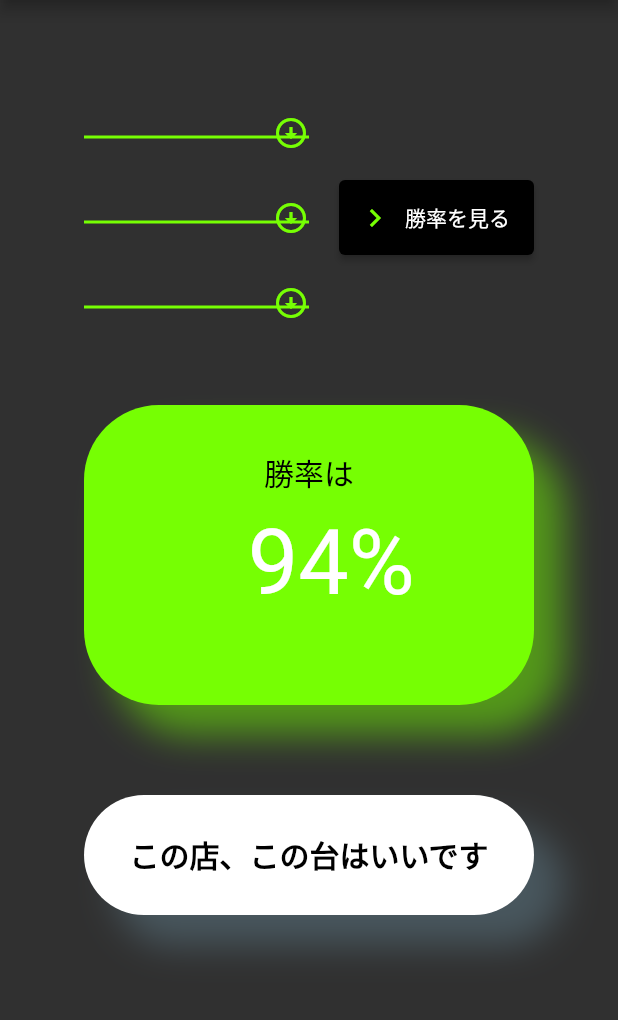
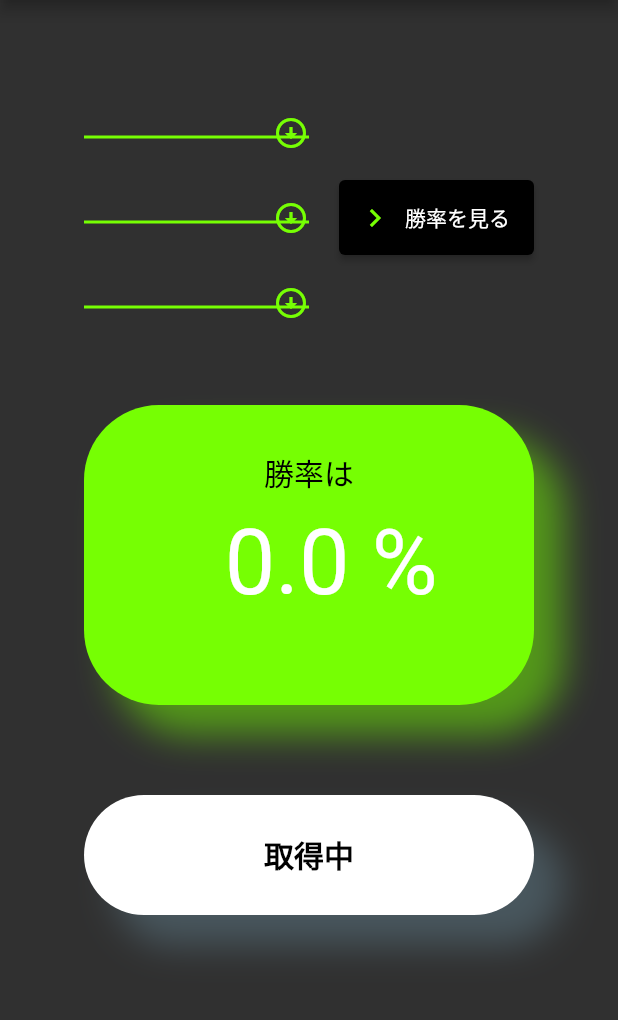
Before and after one commit to YudaiShimizu-hand/pachpach, a Flutter app: the DataPage screen opened by its route, after a tap on "勝率を見る", on a phone screen of 412 x 824 dp, the part 84-1104 px from its top. Run offline on Flutter 3.47's test engine with Material 2 defaults, Android fonts, the phone set to English and light mode, and no system bars; our stand-ins replace firebase_auth, firebase_core, hooks_riverpod, riverpod, syncfusion_flutter_calendar; accounts and stored records are empty.

Commit message:
fetch analysis data

```diff
--- a/lib/screens/data.dart
+++ b/lib/screens/data.dart
@@ -1,8 +1,10 @@
+import 'dart:convert';
 import 'package:flutter/material.dart';
 import 'package:pachpach/components/appBar.dart';
 import 'package:pachpach/constants.dart';
 import 'package:pachpach/services/riverPod/setProvider.dart';
 import 'package:hooks_riverpod/hooks_riverpod.dart';
+import 'package:http/http.dart' as http;
 
 class DataPage extends StatefulWidget {
   const DataPage({super.key});
@@ -15,8 +17,35 @@ class _DataPage extends State<DataPage> {
   String? dropdownPlace;
   String? dropdownShop;
   String? dropdownMachine;
+  late Map<String, dynamic> quertParams;
+
+  late double _fechAnalysisNum = 0;
+
+  Future<void> fetchAnalysisData(String getToken, Map<String, dynamic> queryParams) async {
+    final response = await http.get(
+      Uri.parse('http://localhost:8081/api/v1/data/analysis').replace(queryParameters: queryParams),
+      headers: {
+        'Authorization': 'Bearer $getToken',
+        'Accept': 'application/json',
+        'Content-Type': 'application/json',
+      },
+    );
+
+    if (response.statusCode == 200) {
+      // サーバーが成功のステータスコード200を返す場合、JSONを解析します。
+      setState(() {
+        _fechAnalysisNum = (json.decode(response.body) as num).toDouble();
+      });
+    } else {
+      // サーバーがエラーレスポンスを返す場合、エラーをスローします。
+      print('HTTP Status Code: ${response.statusCode}');
+      throw Exception('Failed to load data');
+    }
+  }
+
   @override
   Widget build(BuildContext context) {
+    final getToken = context.read(tokenProvider).state;
     return Scaffold(
       appBar: AppBarCmp(isBtn: 'Data'),
       body: Center(
@@ -133,7 +162,19 @@ class _DataPage extends State<DataPage> {
                       child: Container(
                         margin: EdgeInsets.only(left: 20),
                         child: ElevatedButton.icon(
-                          onPressed: (){
+                          onPressed: () async{
+                            setState(() {
+                              quertParams = {
+                                'place_name' : dropdownPlace,
+                                'shop_name' : dropdownShop,
+                                'machine_name' : dropdownMachine,
+                              };
+                              print(quertParams);
+                            });
+                            fetchAnalysisData(
+                                getToken!,
+                                quertParams
+                            );
                           },
                           style: ElevatedButton.styleFrom(
                             fixedSize: Size(50, 50),
@@ -167,11 +208,9 @@ class _DataPage extends State<DataPage> {
               child: Column(
                 children: <Widget>[
                   KSecondSpace,
-                  // Text('渋谷エスパス',style: TextStyle(color: Colors.black),),
-                  // Text('エヴァンゲリオン',style: TextStyle(color: Colors.black),),
                   Text('勝率は',style: TextStyle(color: Colors.black, fontSize: 20),),
                   KSpace,
-                  Text('  94%',style: TextStyle(fontSize: 60),),
+                  Text('  $_fechAnalysisNum %',style: TextStyle(fontSize: 60),),
                 ],
               ),
             ),
@@ -193,9 +232,30 @@ class _DataPage extends State<DataPage> {
                 ],
               ),
               child: Center(
-                child: Text(
-                    'この店、この台はいいです',
-                  style: TextStyle(color: Colors.black, fontSize: 20, fontWeight: FontWeight.bold),
+                child: Column(
+                  mainAxisAlignment: MainAxisAlignment.center,
+                  children: [
+                    if(_fechAnalysisNum == 0)
+                      Text(
+                        '取得中',
+                        style: TextStyle(color: Colors.black, fontSize: 20, fontWeight: FontWeight.bold),
+                      )
+                    else if(_fechAnalysisNum > 80)
+                      Text(
+                        '勝率かなり高いです',
+                        style: TextStyle(color: Colors.black, fontSize: 20, fontWeight: FontWeight.bold),
+                      )
+                    else if(_fechAnalysisNum > 40)
+                      Text(
+                        '勝率はぼちぼちです',
+                        style: TextStyle(color: Colors.black, fontSize: 20, fontWeight: FontWeight.bold),
+                      )
+                    else
+                      Text(
+                        '勝率はあまり良くないです',
+                        style: TextStyle(color: Colors.black, fontSize: 20, fontWeight: FontWeight.bold),
+                      ),
+                  ],
                 ),
               ),
             )
```
